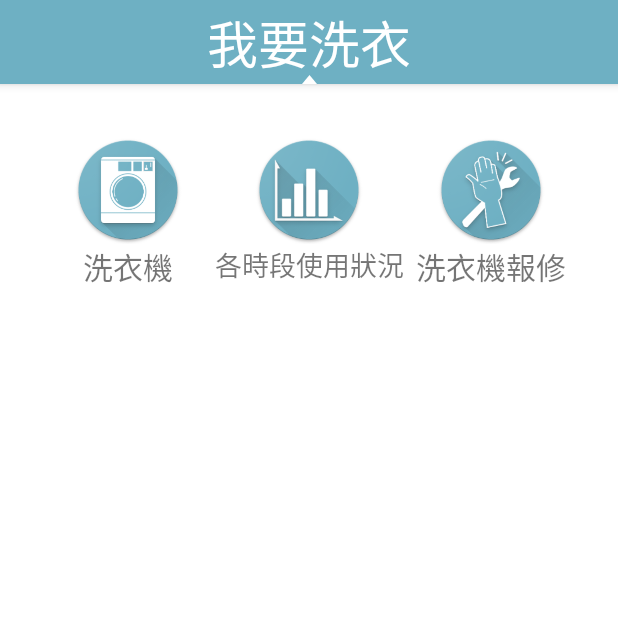
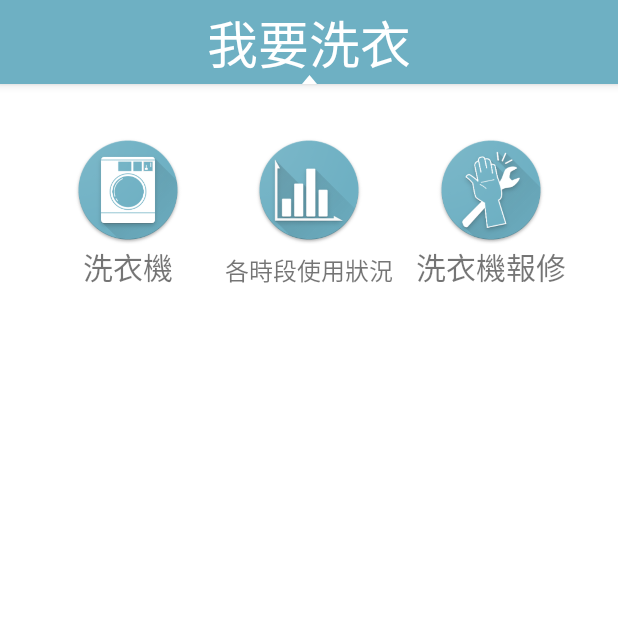
Before and after one commit to Yicheng-1218/DormitoryHelper, an Android app: the Laundry screen opened directly, with no data from a screen before it, on a phone screen of 412 x 824 dp, the top half of it. Run offline under Robolectric (Android 15) with nearby library versions, the phone set to English and light mode, and no system bars; our stand-ins replace Firebase (no records; nobody signed in at launch, a user with empty details on screens opened directly).

Commit message:
更改字體大小

```diff
--- a/app/src/main/res/layout/activity_laundry.xml
+++ b/app/src/main/res/layout/activity_laundry.xml
@@ -66,8 +66,9 @@
         android:id="@+id/textView18"
         android:layout_width="wrap_content"
         android:layout_height="wrap_content"
+        android:layout_marginTop="5dp"
         android:text="各時段使用狀況"
-        android:textSize="18sp"
+        android:textSize="16sp"
         app:layout_constraintEnd_toEndOf="@+id/imageButton14"
         app:layout_constraintStart_toStartOf="@+id/imageButton14"
         app:layout_constraintTop_toBottomOf="@+id/imageButton14" />
```
